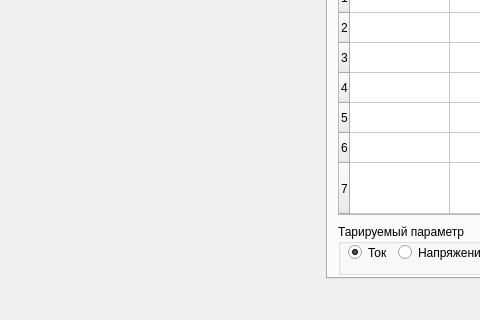
First picture: the form in mainwindow.ui, repository Gambityasha/KPA_BSWV, before the edit; both pictures show x 0 to 480 and y 354 to 674 of the 1298 by 674 pixel window.
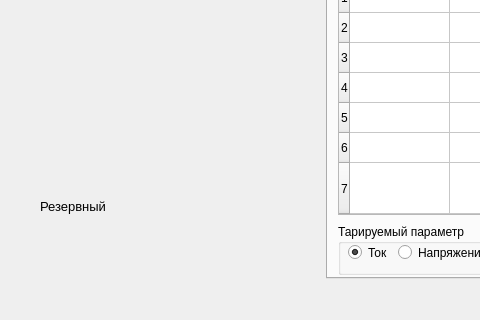
Second picture: the form after the edit.

```diff
--- a/mainwindow.ui
+++ b/mainwindow.ui
@@ -978,6 +978,25 @@
     <zorder>pushButton</zorder>
     <zorder>lblError</zorder>
    </widget>
+   <widget class="QLabel" name="lblSize">
+    <property name="geometry">
+     <rect>
+      <x>40</x>
+      <y>550</y>
+      <width>231</width>
+      <height>21</height>
+     </rect>
+    </property>
+    <property name="font">
+     <font>
+      <family>Arial</family>
+      <pointsize>10</pointsize>
+     </font>
+    </property>
+    <property name="text">
+     <string>Резервный</string>
+    </property>
+   </widget>
   </widget>
   <widget class="QMenuBar" name="menubar">
    <property name="geometry">
```
